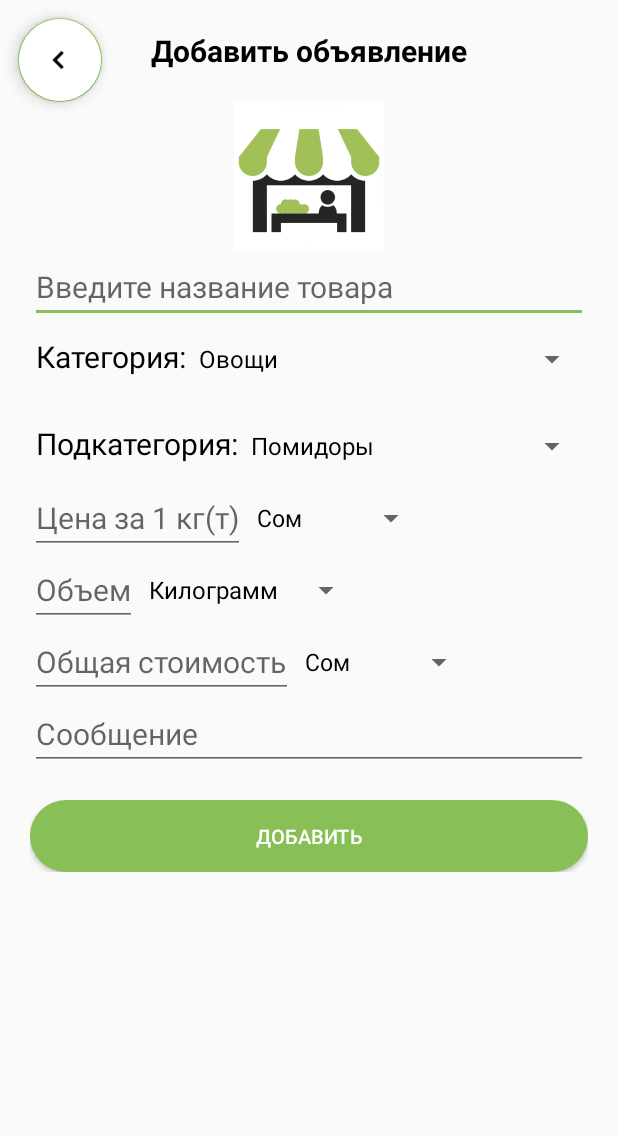
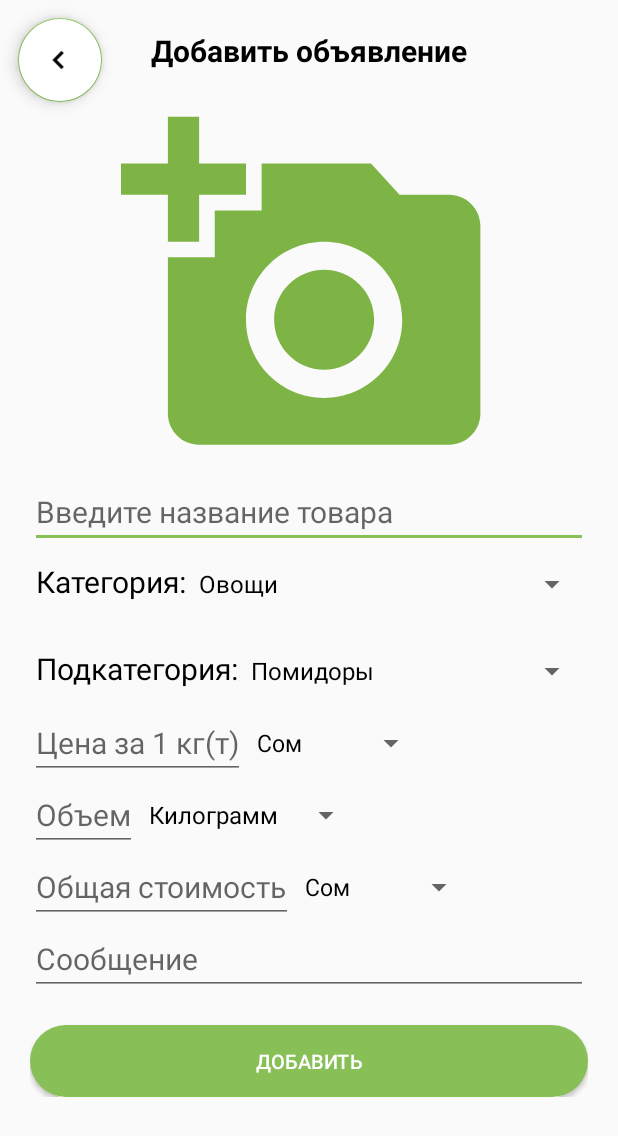
Before and after one commit to entezeer/GrowUp, an Android app: the AddAnnouncementActivity screen opened directly, with no data from a screen before it, on a phone screen of 412 x 824 dp. Shown: the top 1136 px of the screen. Run offline under Robolectric (Android 15) with nearby library versions, the phone set to English and light mode, and no system bars; our stand-ins replace Firebase (no records; nobody signed in at launch, a user with empty details on screens opened directly); pictures from the network do not load; 1 statement that could not run was skipped.

Commit message:
nothing
nothing

```diff
--- a/app/src/main/java/com/example/growup/utils/Utils.kt
+++ b/app/src/main/java/com/example/growup/utils/Utils.kt
@@ -1,10 +1,12 @@
 import android.app.AlertDialog
 import android.app.ProgressDialog
 import android.content.Context
+import android.content.DialogInterface
 import com.example.core.firebase.FirebaseClient
 import com.example.growup.data.market.remote.MarketRemoteContains
 import com.example.growup.data.market.model.Products
 import com.example.growup.ui.main.MainActivity
+import com.example.growup.ui.market.AddAnnouncementActivity
 
 
 object Utils : FirebaseClient(){
@@ -40,4 +42,5 @@ object Utils : FirebaseClient(){
 
 
 
+
 }
--- /dev/null
+++ b/app/src/main/res/drawable/ic_add_a_photo_24dp.xml
@@ -0,0 +1,5 @@
+<vector android:height="24dp" android:tint="#7EB445"
+    android:viewportHeight="24.0" android:viewportWidth="24.0"
+    android:width="24dp" xmlns:android="http://schemas.android.com/apk/res/android">
+    <path android:fillColor="#FF000000" android:pathData="M3,4L3,1h2v3h3v2L5,6v3L3,9L3,6L0,6L0,4h3zM6,10L6,7h3L9,4h7l1.83,2L21,6c1.1,0 2,0.9 2,2v12c0,1.1 -0.9,2 -2,2L5,22c-1.1,0 -2,-0.9 -2,-2L3,10h3zM13,19c2.76,0 5,-2.24 5,-5s-2.24,-5 -5,-5 -5,2.24 -5,5 2.24,5 5,5zM9.8,14c0,1.77 1.43,3.2 3.2,3.2s3.2,-1.43 3.2,-3.2 -1.43,-3.2 -3.2,-3.2 -3.2,1.43 -3.2,3.2z"/>
+</vector>
--- a/app/src/main/res/layout/activity_add_announcement.xml
+++ b/app/src/main/res/layout/activity_add_announcement.xml
@@ -30,10 +30,11 @@
                     android:layout_width="wrap_content"
                     android:layout_height="wrap_content"/>
             <ImageView
-                    android:src="@drawable/market_stand"
+                    android:id="@+id/add_product_image"
+                    android:src="@drawable/ic_add_a_photo_24dp"
                     android:layout_gravity="center_horizontal"
-                    android:layout_width="100dp"
-                    android:layout_height="100dp"/>
+                    android:layout_width="250dp"
+                    android:layout_height="250dp"/>
 
             <EditText
                     android:id="@+id/name"
```
Also changed, not shown: app/src/main/AndroidManifest.xml (+13 -0 lines), app/src/main/java/com/example/growup/ui/market/AddAnnouncementActivity.kt (+91 -1 lines), app/src/main/res/xml/file_provider.xml (added, +7 -0 lines).
